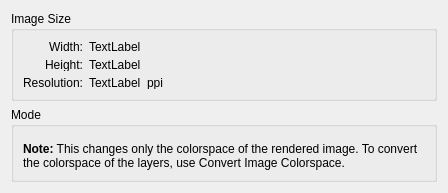
The window that krita/ui/forms/wdgimageproperties.ui (KDE/krita) describes before a commit, drawn with Qt 5.
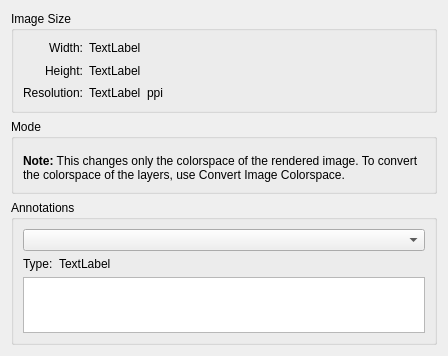
The same window after the commit. Custom widgets are drawn as their Qt base class.

Commit message:
Show the annotations in the image properties dialog.
This can be handy when editing presets.

```diff
--- a/krita/ui/forms/wdgimageproperties.ui
+++ b/krita/ui/forms/wdgimageproperties.ui
@@ -7,14 +7,14 @@
     <x>0</x>
     <y>0</y>
     <width>448</width>
-    <height>193</height>
+    <height>340</height>
    </rect>
   </property>
   <property name="windowTitle">
    <string>New Image</string>
   </property>
-  <layout class="QVBoxLayout" name="verticalLayout_2">
-   <item>
+  <layout class="QGridLayout" name="gridLayout_2">
+   <item row="0" column="0">
     <widget class="QGroupBox" name="grpImage">
      <property name="title">
       <string>Image Size</string>
@@ -108,7 +108,7 @@
      </layout>
     </widget>
    </item>
-   <item>
+   <item row="1" column="0">
     <widget class="QGroupBox" name="grpMode">
      <property name="title">
       <string>Mode</string>
@@ -133,7 +133,50 @@
      </layout>
     </widget>
    </item>
-   <item>
+   <item row="2" column="0">
+    <widget class="QGroupBox" name="grpAnnotations">
+     <property name="title">
+      <string>Annotations</string>
+     </property>
+     <layout class="QVBoxLayout" name="verticalLayout_2">
+      <item>
+       <widget class="QComboBox" name="cmbAnnotations"/>
+      </item>
+      <item>
+       <layout class="QHBoxLayout" name="horizontalLayout_2">
+        <item>
+         <widget class="QLabel" name="label_3">
+          <property name="text">
+           <string>Type:</string>
+          </property>
+         </widget>
+        </item>
+        <item>
+         <widget class="QLabel" name="lblDescription">
+          <property name="sizePolicy">
+           <sizepolicy hsizetype="MinimumExpanding" vsizetype="Preferred">
+            <horstretch>0</horstretch>
+            <verstretch>0</verstretch>
+           </sizepolicy>
+          </property>
+          <property name="text">
+           <string>TextLabel</string>
+          </property>
+         </widget>
+        </item>
+       </layout>
+      </item>
+      <item>
+       <widget class="QPlainTextEdit" name="txtAnnotation">
+        <property name="readOnly">
+         <bool>true</bool>
+        </property>
+       </widget>
+      </item>
+     </layout>
+    </widget>
+   </item>
+   <item row="3" column="0">
     <spacer name="verticalSpacer">
      <property name="orientation">
       <enum>Qt::Vertical</enum>
```
The commit also changes 2 other files.
